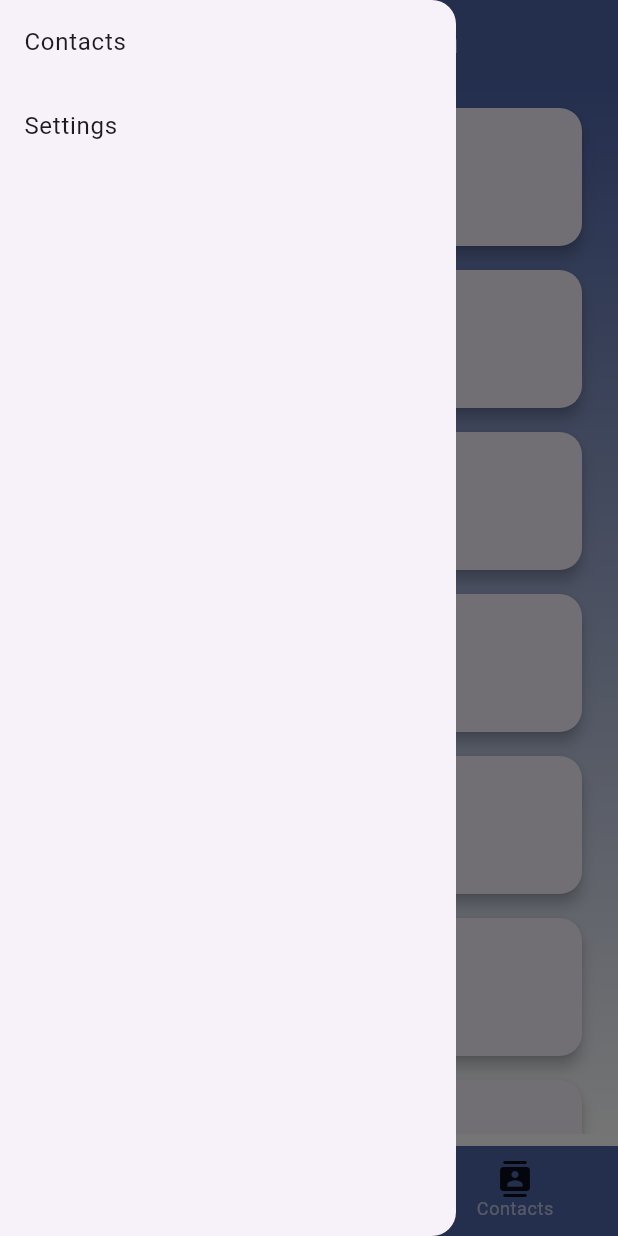
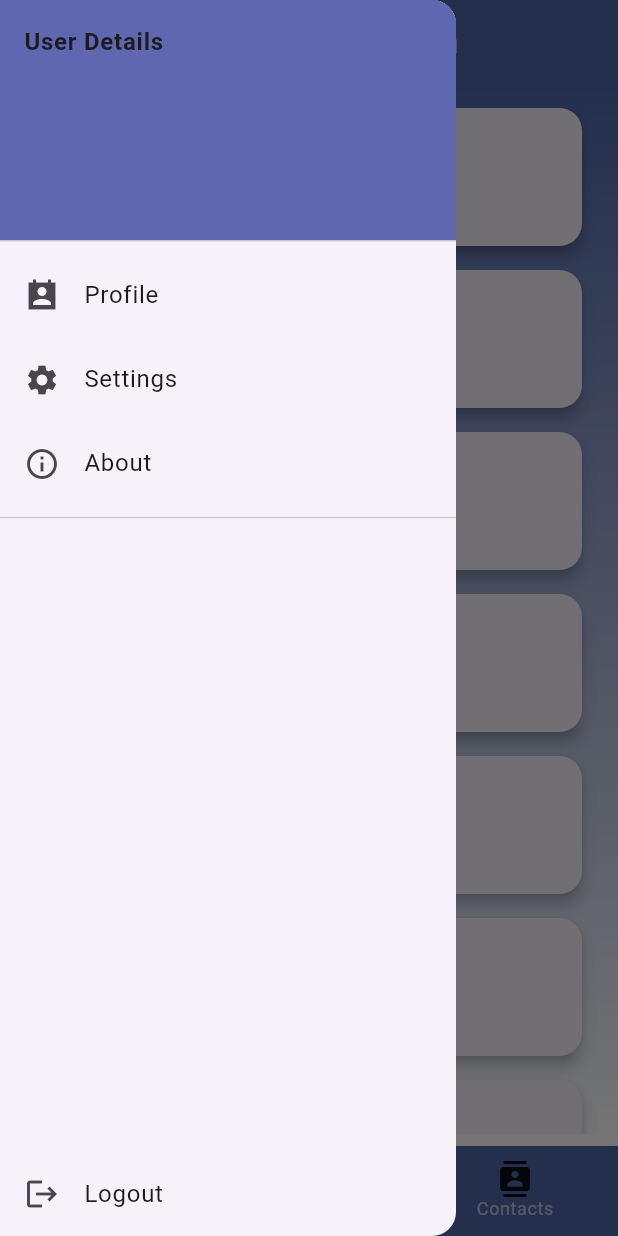
Before and after one commit to SimuSohil/cdac_proj, a Flutter app: the screen it shows after launch, with the side drawer open, on a phone screen of 412 x 824 dp. Run offline on Flutter 3.47's test engine with Material 3 defaults, Android fonts, the phone set to English and light mode, and no system bars; drawn by our look-alikes of convex_bottom_bar; our stand-ins replace contacts_service, flutter_local_notifications, permission_handler; missing offline and left inert: call_log, phone_state_background.

Commit message:
update drawer and spam_num_verify

```diff
--- a/lib/home_screen.dart
+++ b/lib/home_screen.dart
@@ -40,14 +40,33 @@ class _HomeScreenState extends State<HomeScreen> {
         ),
       ),
       drawer: Drawer(
+        child: Column(
+          mainAxisAlignment: MainAxisAlignment.spaceBetween,
+          children: [
+            Expanded(
               child: ListView(
                 children: const <Widget>[
+                  DrawerHeader(decoration: BoxDecoration(color: Color(0xff5F67B1)),child: Text('User Details', style: TextStyle(fontWeight: FontWeight.bold),),),
                   ListTile(
-              title: Text('Contacts'),
+                    leading: Icon(Icons.perm_contact_cal_sharp),
+                    title: Text('Profile'),
                   ),
                   ListTile(
+                    leading: Icon(Icons.settings),
                     title: Text('Settings'),
                   ),
+                  ListTile(
+                    leading: Icon(Icons.info_outline),
+                    title: Text('About'),
+                  ),
+                  Divider()
+                ],
+              ),
+            ),
+            const ListTile(
+              leading: Icon(Icons.logout),
+              title: Text('Logout'),
+            )
           ],
         ),
       ),
--- a/lib/spam_num_verify.dart
+++ b/lib/spam_num_verify.dart
@@ -40,6 +40,6 @@ Future<void> reportSpamNumber(String phoneNumber) async {
 
 // Example usage
 // void main() {
-//   String incomingNumber = '+919360468002';
+//   String incomingNumber = '+919012345678';
 //   reportSpamNumber(incomingNumber);
 // }
```
Lines whose indentation alone changed are shown as unchanged.
